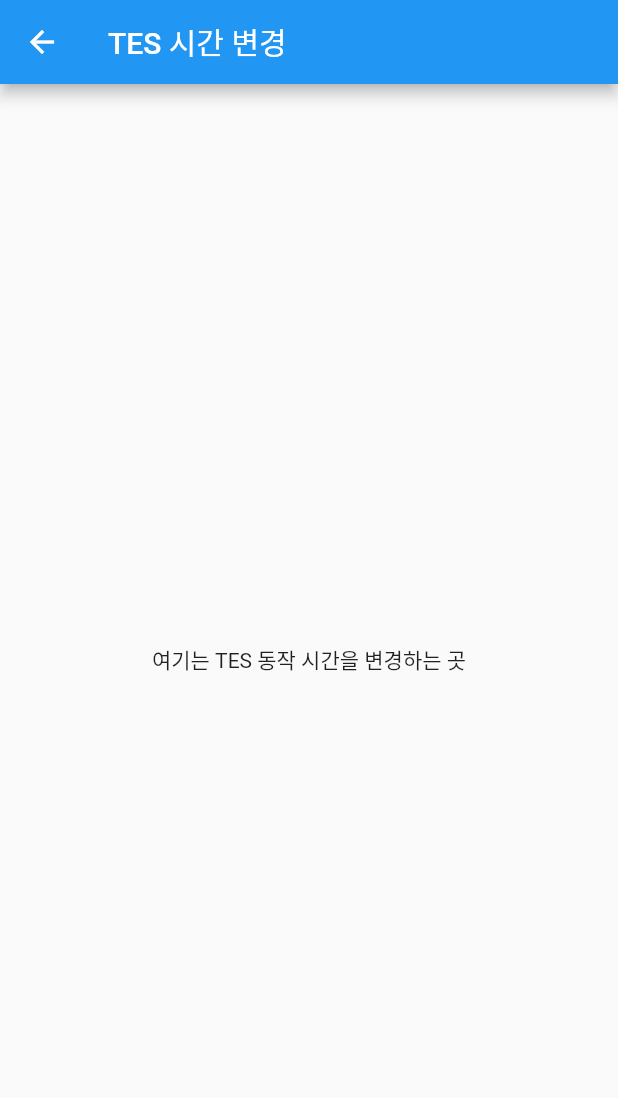
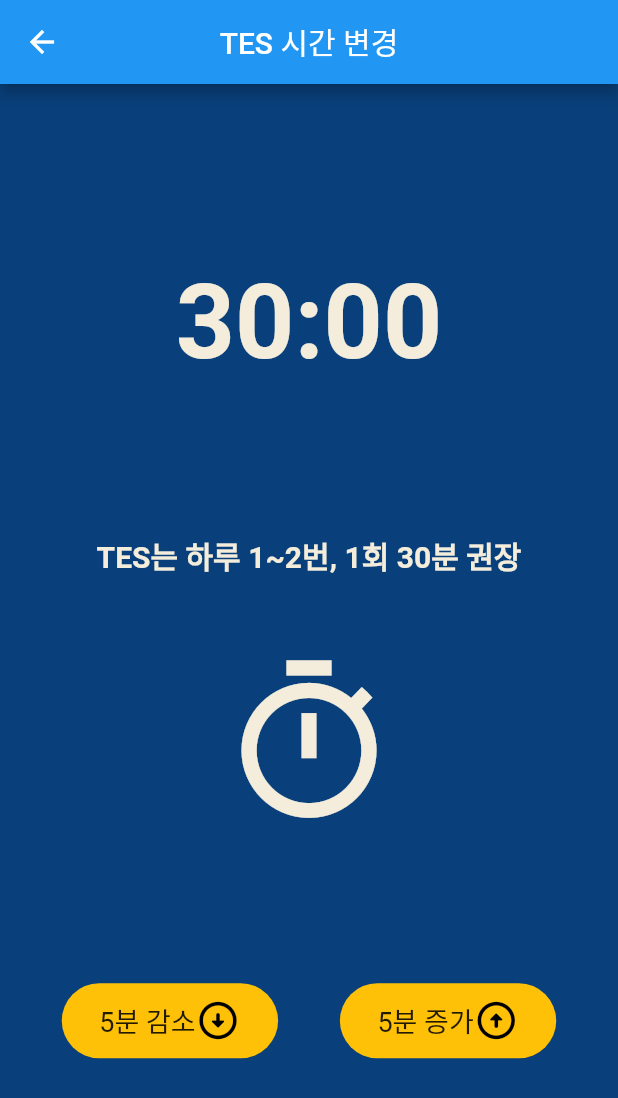
Before and after one commit to sjyunn/healingfitpro, a Flutter app: the TimeChange screen opened directly, on a phone screen of 412 x 824 dp. Shown: the top 1098 px of the screen. Run offline on Flutter 3.47's test engine with Material 2 defaults, Android fonts, the phone set to English and light mode, and no system bars.

Commit message:
add timechagne screen

```diff
--- a/lib/main.dart
+++ b/lib/main.dart
@@ -21,7 +21,7 @@ class App extends StatelessWidget {
             ),
           ),
           cardColor: const Color(0xFFF4EDDB),
-      ),
+          canvasColor: const Color.fromARGB(255, 9, 64, 123)),
       home: const HomeScreen(),
     );
   }
--- a/lib/screens/time_screen.dart
+++ b/lib/screens/time_screen.dart
@@ -1,16 +1,117 @@
 import 'package:flutter/material.dart';
 
-class TimeChange extends StatelessWidget {
-  const TimeChange({super.key});
+class TimeChange extends StatefulWidget {
+  const TimeChange({
+    super.key,
+  });
 
+  @override
+  State<TimeChange> createState() => _TimeChangeState();
+}
+
+class _TimeChangeState extends State<TimeChange> {
   @override
   Widget build(BuildContext context) {
     return Scaffold(
       appBar: AppBar(
         title: const Text('TES 시간 변경'),
+        centerTitle: true,
       ),
-      body: const Center(
-        child: Text('여기는 TES 동작 시간을 변경하는 곳'),
+      body: Column(
+        mainAxisAlignment: MainAxisAlignment.center,
+        children: [
+          Text(
+            '30:00',
+            style: TextStyle(
+              color: Theme.of(context).cardColor,
+              fontSize: 69,
+              fontWeight: FontWeight.w600,
+            ),
+          ),
+          const SizedBox(
+            height: 100,
+          ),
+          Text(
+            'TES는 하루 1~2번, 1회 30분 권장',
+            style: TextStyle(
+              color: Theme.of(context).cardColor,
+              fontSize: 20,
+              fontWeight: FontWeight.w600,
+            ),
+          ),
+          const SizedBox(
+            height: 50,
+          ),
+          Center(
+            child: Icon(
+              Icons.timer_outlined,
+              size: 120,
+              color: Theme.of(context).cardColor,
+            ),
+          ),
+          const SizedBox(
+            height: 100,
+          ),
+          Row(
+            mainAxisAlignment: MainAxisAlignment.spaceEvenly,
+            children: [
+              Container(
+                decoration: BoxDecoration(
+                  color: Colors.amber,
+                  borderRadius: BorderRadius.circular(30),
+                ),
+                child: const Padding(
+                  padding: EdgeInsets.symmetric(
+                    vertical: 10,
+                    horizontal: 25,
+                  ),
+                  child: Row(
+                    children: [
+                      Text(
+                        '5분 감소',
+                        style: TextStyle(
+                          fontSize: 18,
+                        ),
+                      ),
+                      Icon(
+                        Icons.arrow_circle_down_rounded,
+                        size: 30,
+                        color: Colors.black,
+                      ),
+                    ],
+                  ),
+                ),
+              ),
+              Container(
+                decoration: BoxDecoration(
+                  color: Colors.amber,
+                  borderRadius: BorderRadius.circular(30),
+                ),
+                child: const Padding(
+                  padding: EdgeInsets.symmetric(
+                    vertical: 10,
+                    horizontal: 25,
+                  ),
+                  child: Row(
+                    children: [
+                      Text(
+                        '5분 증가',
+                        style: TextStyle(
+                          fontSize: 18,
+                        ),
+                      ),
+                      Icon(
+                        Icons.arrow_circle_up_rounded,
+                        size: 30,
+                        color: Colors.black,
+                      ),
+                    ],
+                  ),
+                ),
+              ),
+            ],
+          )
+        ],
       ),
     );
   }
```
Also changed, not shown: lib/screens/home_screen.dart (+58 -7 lines), 1 other file. Lines whose indentation alone changed are shown as unchanged.
